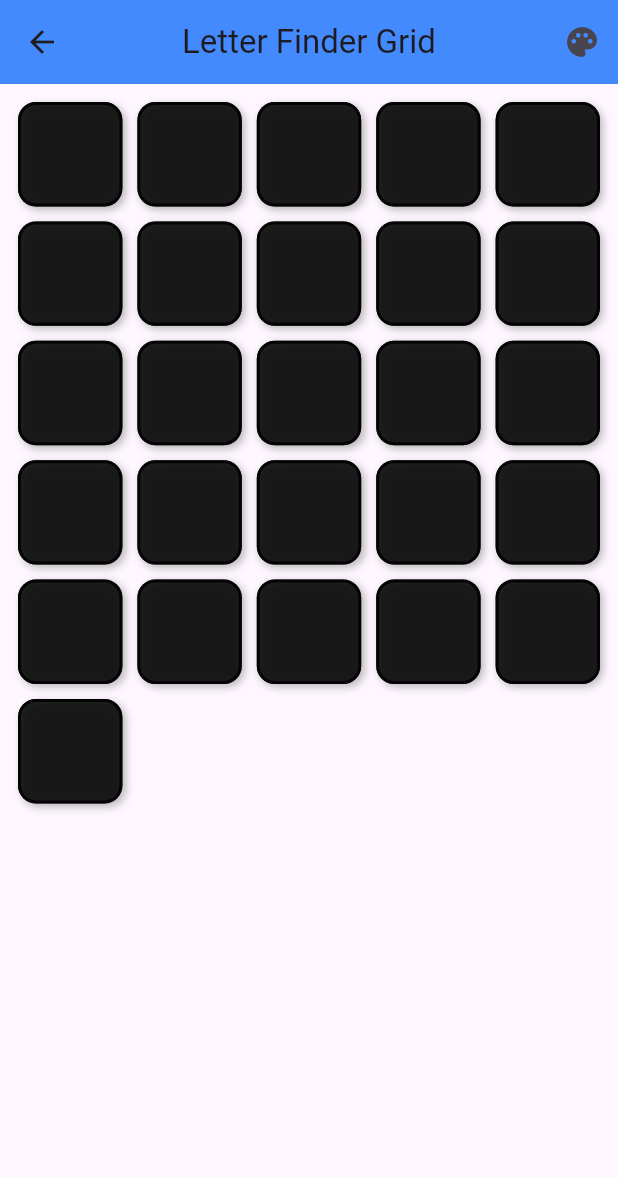
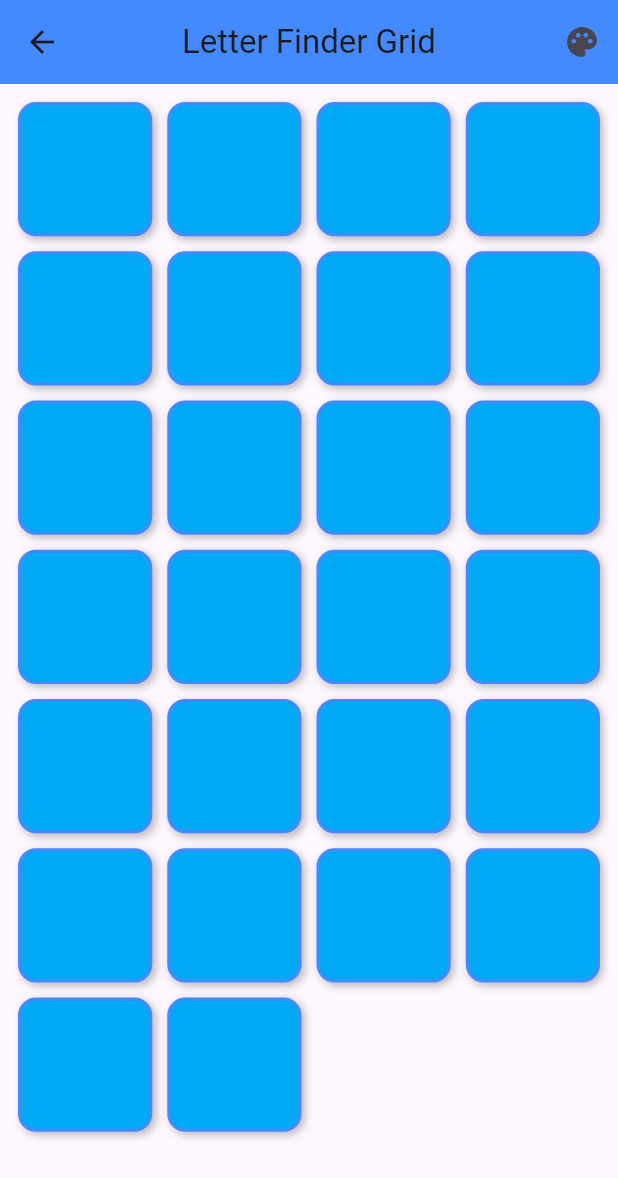
Before and after one commit to ZmintZolika/letter_finder_app, a Flutter app: the LetterGridScreen screen opened directly, on a phone screen of 412 x 824 dp. Shown: the top 1178 px of the screen. Run offline on Flutter 3.47's test engine with Material 3 defaults, Android fonts, the phone set to English and light mode, and no system bars.

Commit message:
Colors variable changes, cards color change to theme

```diff
--- a/lib/second_screen.dart
+++ b/lib/second_screen.dart
@@ -29,7 +29,7 @@ class _LetterGridScreenState extends State<LetterGridScreen> {
 
   Color cardLetterColor = Colors.blueAccent;
   Color cardFrameColor = Colors.lightBlue;
-  Color shadedBox = Colors.black87;
+  Color get shadedBox => cardLetterColor;
 
   // Inverz háttérhez függcény
   Color getInvertedColor(Color color) {
@@ -47,7 +47,7 @@ class _LetterGridScreenState extends State<LetterGridScreen> {
     final orientation = MediaQuery.orientationOf(context);
 
     // Eldöntjük az oszlopok számát:
-    final int columnCount = (orientation == Orientation.portrait) ? 5 : 9;
+    final int columnCount = (orientation == Orientation.portrait) ? 4 : 9;
 
     return Scaffold(
       appBar: AppBar(
@@ -137,7 +137,7 @@ class _LetterGridScreenState extends State<LetterGridScreen> {
                   // Lefordítva fekete, felfordítva világos lila
                   color: isRevealed
                       ? Colors.deepPurple.shade50
-                      : Colors.black87,
+                      : cardFrameColor,
                   borderRadius: BorderRadius.circular(12),
                   border: Border.all(
                     color: isRevealed ? cardFrameColor : shadedBox,
```
